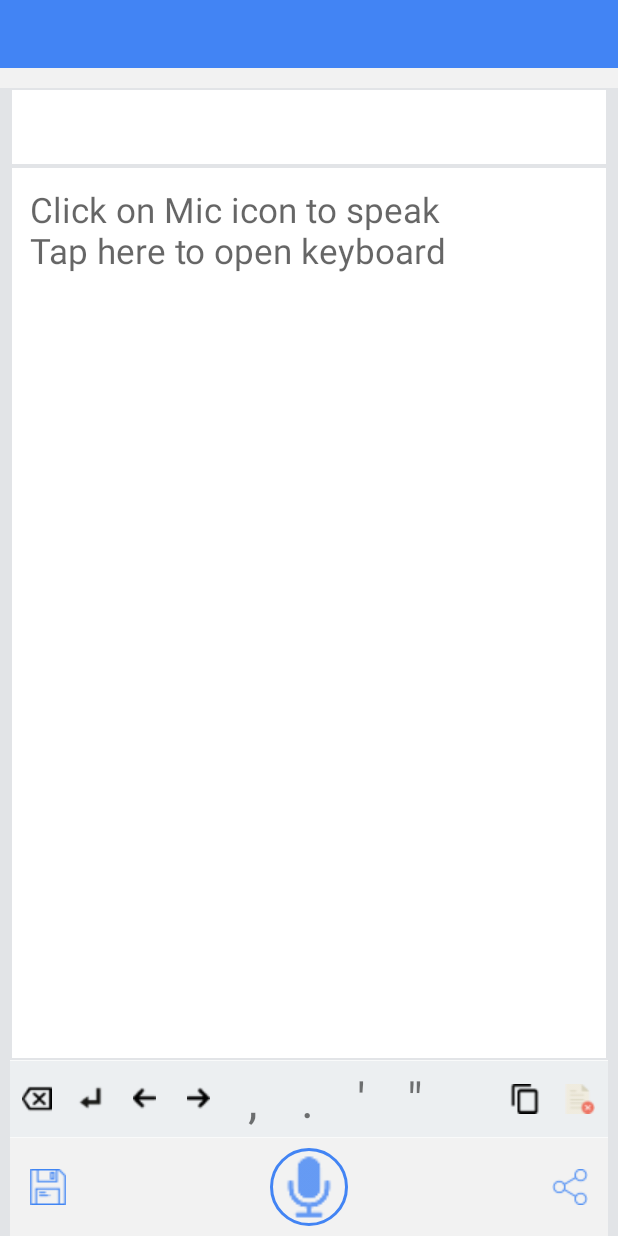
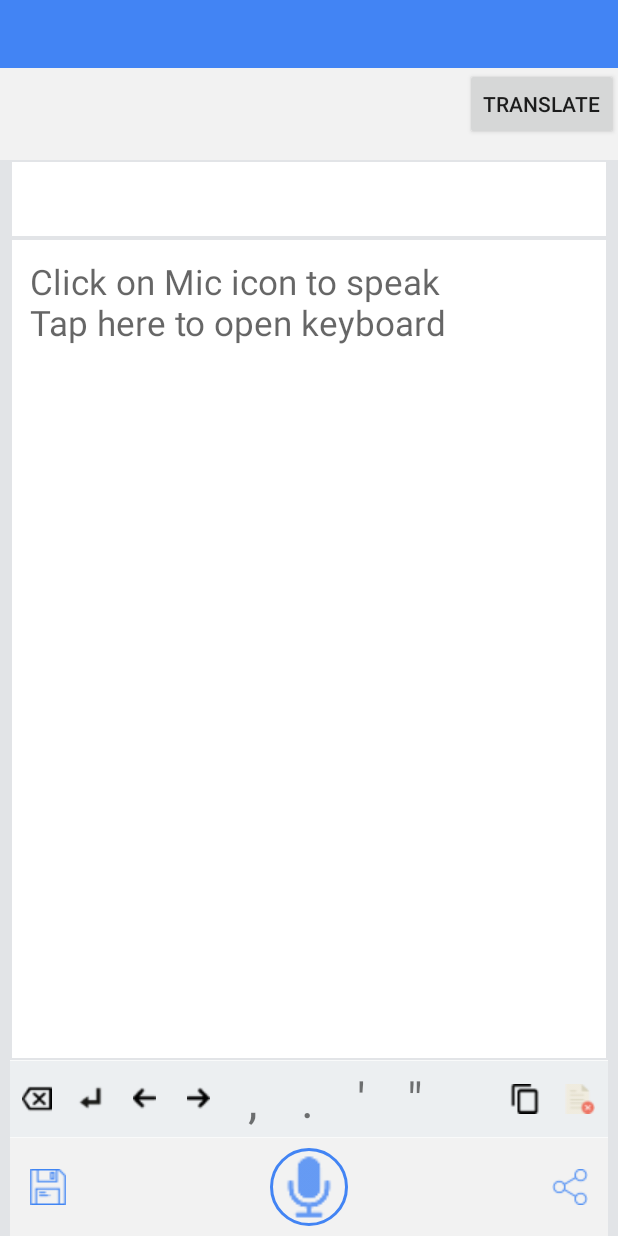
Before and after one commit to FazliMolaJan/SpeechToText, an Android app: the layout activity_main.xml on its own in the app's theme, with its tools: preview values and no code run, on a phone screen of 412 x 824 dp. Run offline under Robolectric (Android 15) with nearby library versions, the phone set to English and light mode, and no system bars.

Commit message:
Alll fils commited...Sakib Syed

```diff
--- a/app/src/main/java/com/fahmtechnologies/speechtotext/Activity/spleshScreen.java
+++ b/app/src/main/java/com/fahmtechnologies/speechtotext/Activity/spleshScreen.java
@@ -16,7 +16,7 @@ public class spleshScreen extends AppCompatActivity {
         new Handler().postDelayed(new Runnable() {
             @Override
             public void run() {
-                Intent i = new Intent(spleshScreen.this, TranslateActivity.class);
+                Intent i = new Intent(spleshScreen.this, MainActivity.class);
                 startActivity(i);
                 finish();
             }
--- a/app/src/main/java/com/fahmtechnologies/speechtotext/AppUtils/GlobalData.java
+++ b/app/src/main/java/com/fahmtechnologies/speechtotext/AppUtils/GlobalData.java
@@ -28,4 +28,7 @@ public class GlobalData {
     public static int MIN_HEIGHT_IN_INCHES = 1;
     public static int MAX_HEIGHT_IN_INCHES = 11;
     public static boolean IS_FROM_APPOINTMENT;
+
+    public static String SELECTED_LANG_ID = "selected_lan_id";
+    public static final String SELECTED_TEXT = "selected_text";
 }
--- a/app/src/main/res/layout/activity_main.xml
+++ b/app/src/main/res/layout/activity_main.xml
@@ -11,6 +11,14 @@
         android:id="@+id/tvHeaderForActivity"
         android:layout_width="match_parent"
         android:layout_height="wrap_content" />
+
+    <Button
+        android:id="@+id/btnTextTranslate"
+        android:text="Translate"
+        android:layout_width="wrap_content"
+        android:layout_height="wrap_content"
+        android:layout_gravity="end"
+        />
 
     <RelativeLayout
         android:layout_width="match_parent"
@@ -217,11 +225,10 @@
                 android:id="@+id/ivStartSpeak"
                 android:layout_width="@dimen/_40sdp"
                 android:layout_height="@dimen/_40sdp"
+                android:layout_centerInParent="true"
                 android:src="@drawable/mic_image"
-                android:layout_centerInParent="true"
-                app:civ_border_width="2dp"
                 app:civ_border_color="@color/colorPrimaryDark"
-                />
+                app:civ_border_width="2dp" />
 
             <ImageView
                 android:id="@+id/image_Share"
```
Also changed, not shown: app/src/main/java/com/fahmtechnologies/speechtotext/Activity/MainActivity.java (+10 -1 lines), app/src/main/java/com/fahmtechnologies/speechtotext/Activity/TranslateActivity.java (+12 -2 lines).
